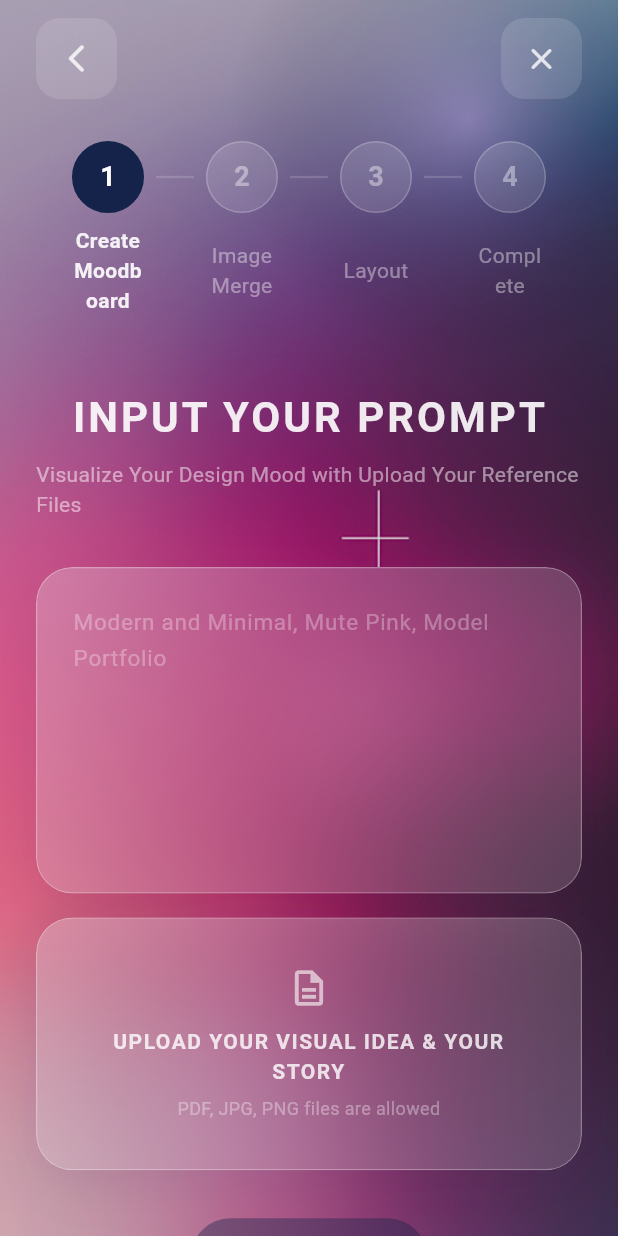
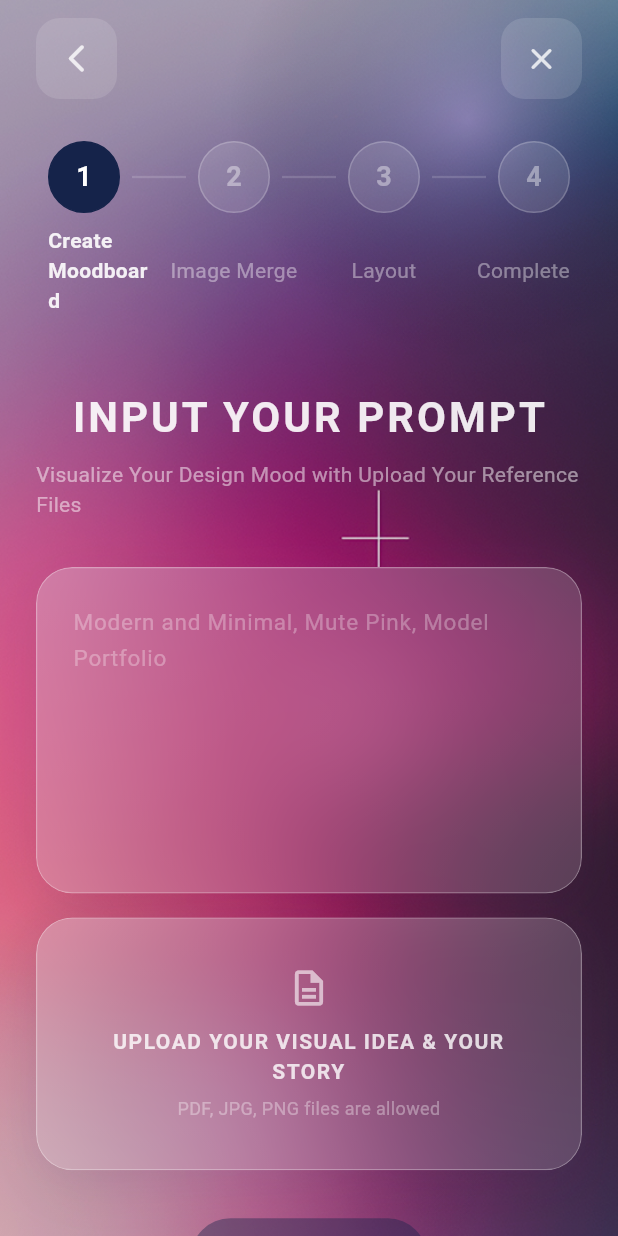
Before and after one commit to melodyvoow/visage, a Flutter app: the VisageCreationFlowView screen opened directly, on a phone screen of 412 x 824 dp. Run offline on Flutter 3.47's test engine with Material 3 defaults, Android fonts, the phone set to English and light mode, and no system bars; our stand-ins replace cloud_firestore, file_picker, firebase_core, flutter_riverpod, google_fonts, image_picker and 1 more; missing offline and left inert: dart:js_interop, nyx_kernel; accounts and stored records are empty; statements that could not run were skipped.

Commit message:
UI 수정, 레이아웃 갯수 조정

```diff
--- a/lib/view/Creation/step/visage_image_select_step.dart
+++ b/lib/view/Creation/step/visage_image_select_step.dart
@@ -121,6 +121,7 @@ class _VisageImageSelectStepState extends State<VisageImageSelectStep> {
 
                   // Select button
                   GestureDetector(
+                    behavior: HitTestBehavior.opaque,
                     onTap: _selectedIndex != null
                         ? () => widget.onImageSelected(_selectedIndex!)
                         : null,
--- a/lib/view/Creation/step/visage_prompt_input_step.dart
+++ b/lib/view/Creation/step/visage_prompt_input_step.dart
@@ -367,6 +367,7 @@ class _VisagePromptInputStepState extends State<VisagePromptInputStep> {
   // --- Submit button ---
   Widget _buildSubmitButton() {
     return GestureDetector(
+      behavior: HitTestBehavior.opaque,
       onTap: _canSubmit ? _submit : null,
       child: AnimatedContainer(
         duration: const Duration(milliseconds: 200),
--- a/lib/view/Creation/step/visage_style_selection_step.dart
+++ b/lib/view/Creation/step/visage_style_selection_step.dart
@@ -184,6 +184,7 @@ class _VisageStyleSelectionStepState extends State<VisageStyleSelectionStep> {
 
               // Confirm button
               GestureDetector(
+                behavior: HitTestBehavior.opaque,
                 onTap: _selected != null
                     ? () => widget.onStyleSelected(_selected!)
                     : null,
--- a/lib/view/Creation/visage_creation_flow_view.dart
+++ b/lib/view/Creation/visage_creation_flow_view.dart
@@ -319,7 +319,7 @@ class _VisageCreationFlowViewState extends State<VisageCreationFlowView> {
     _recommendAndGenerateLayouts(style);
   }
 
-  /// Gemini로 추구미에 맞는 레이아웃 3개를 추천받고, NanoBanana로 이미지를 생성합니다.
+  /// Gemini로 추구미에 맞는 레이아웃 4개를 추천받고, NanoBanana로 이미지를 생성합니다.
   Future<void> _recommendAndGenerateLayouts(DesignStyle style) async {
     debugPrint('━━━━━━━━━━━━━━━━━━━━━━━━━━━━━━━');
     debugPrint('[Flow] 레이아웃 추천 + 생성 시작');
@@ -955,18 +955,27 @@ class _VisageCreationFlowViewState extends State<VisageCreationFlowView> {
     final steps = ['Create Moodboard', 'Image Merge', 'Layout', 'Complete'];
 
     return Padding(
-      padding: const EdgeInsets.symmetric(horizontal: 48),
-      child: Column(
+      padding: const EdgeInsets.symmetric(horizontal: 32),
+      child: LayoutBuilder(
+        builder: (context, constraints) {
+          final totalWidth = constraints.maxWidth;
+          // 4 circles, 3 connectors: calculate spacing
+          const circleSize = 48.0;
+          const circleCount = 4;
+          final connectorWidth =
+              (totalWidth - circleSize * circleCount) / (circleCount - 1);
+
+          return Column(
             mainAxisSize: MainAxisSize.min,
             children: [
               // Top row: circles + connector lines
               Row(
                 children: List.generate(steps.length * 2 - 1, (index) {
                   if (index.isOdd) {
-                // Connector line
                     final stepIndex = index ~/ 2;
                     final isCompleted = _indicatorStep > stepIndex;
-                return Expanded(
+                    return SizedBox(
+                      width: connectorWidth,
                       child: Container(
                         height: 1.5,
                         margin: const EdgeInsets.symmetric(horizontal: 8),
@@ -976,15 +985,14 @@ class _VisageCreationFlowViewState extends State<VisageCreationFlowView> {
                       ),
                     );
                   } else {
-                // Step circle
                     final stepIndex = index ~/ 2;
                     final isActive = _indicatorStep == stepIndex;
                     final isCompleted = _indicatorStep > stepIndex;
 
                     return AnimatedContainer(
                       duration: const Duration(milliseconds: 300),
-                  width: 48,
-                  height: 48,
+                      width: circleSize,
+                      height: circleSize,
                       decoration: BoxDecoration(
                         shape: BoxShape.circle,
                         color: (isActive || isCompleted)
@@ -1020,17 +1028,51 @@ class _VisageCreationFlowViewState extends State<VisageCreationFlowView> {
                 }),
               ),
               const SizedBox(height: 8),
-          // Bottom row: labels only
+              // Bottom row: labels with wider area
               Row(
-            children: List.generate(steps.length * 2 - 1, (index) {
-              if (index.isOdd) {
-                return const Expanded(child: SizedBox());
-              } else {
-                final stepIndex = index ~/ 2;
+                children: List.generate(steps.length, (stepIndex) {
                   final isActive = _indicatorStep == stepIndex;
 
+                  if (stepIndex == 0) {
+                    // First label: circle width + half connector
                     return SizedBox(
-                  width: 48,
+                      width: circleSize + connectorWidth / 2,
+                      child: Text(
+                        steps[stepIndex],
+                        textAlign: TextAlign.left,
+                        style: TextStyle(
+                          color: isActive
+                              ? Colors.white.withOpacity(0.9)
+                              : Colors.white.withOpacity(0.4),
+                          fontSize: 14,
+                          fontWeight: isActive
+                              ? FontWeight.w600
+                              : FontWeight.w400,
+                        ),
+                      ),
+                    );
+                  } else if (stepIndex == steps.length - 1) {
+                    // Last label: half connector + circle width
+                    return SizedBox(
+                      width: connectorWidth / 2 + circleSize,
+                      child: Text(
+                        steps[stepIndex],
+                        textAlign: TextAlign.right,
+                        style: TextStyle(
+                          color: isActive
+                              ? Colors.white.withOpacity(0.9)
+                              : Colors.white.withOpacity(0.4),
+                          fontSize: 14,
+                          fontWeight: isActive
+                              ? FontWeight.w600
+                              : FontWeight.w400,
+                        ),
+                      ),
+                    );
+                  } else {
+                    // Middle labels: half connector + circle + half connector
+                    return SizedBox(
+                      width: connectorWidth + circleSize,
                       child: Text(
                         steps[stepIndex],
                         textAlign: TextAlign.center,
@@ -1039,7 +1081,9 @@ class _VisageCreationFlowViewState extends State<VisageCreationFlowView> {
                               ? Colors.white.withOpacity(0.9)
                               : Colors.white.withOpacity(0.4),
                           fontSize: 14,
-                      fontWeight: isActive ? FontWeight.w600 : FontWeight.w400,
+                          fontWeight: isActive
+                              ? FontWeight.w600
+                              : FontWeight.w400,
                         ),
                       ),
                     );
@@ -1047,6 +1091,8 @@ class _VisageCreationFlowViewState extends State<VisageCreationFlowView> {
                 }),
               ),
             ],
+          );
+        },
       ),
     );
   }
```
Also changed, not shown: lib/service/gemini_service.dart (+8 -8 lines), lib/view/Creation/step/visage_image_upload_step.dart (+53 -12 lines), lib/view/Creation/step/visage_layout_recommend_step.dart (+5 -4 lines). Lines whose indentation alone changed are shown as unchanged.
